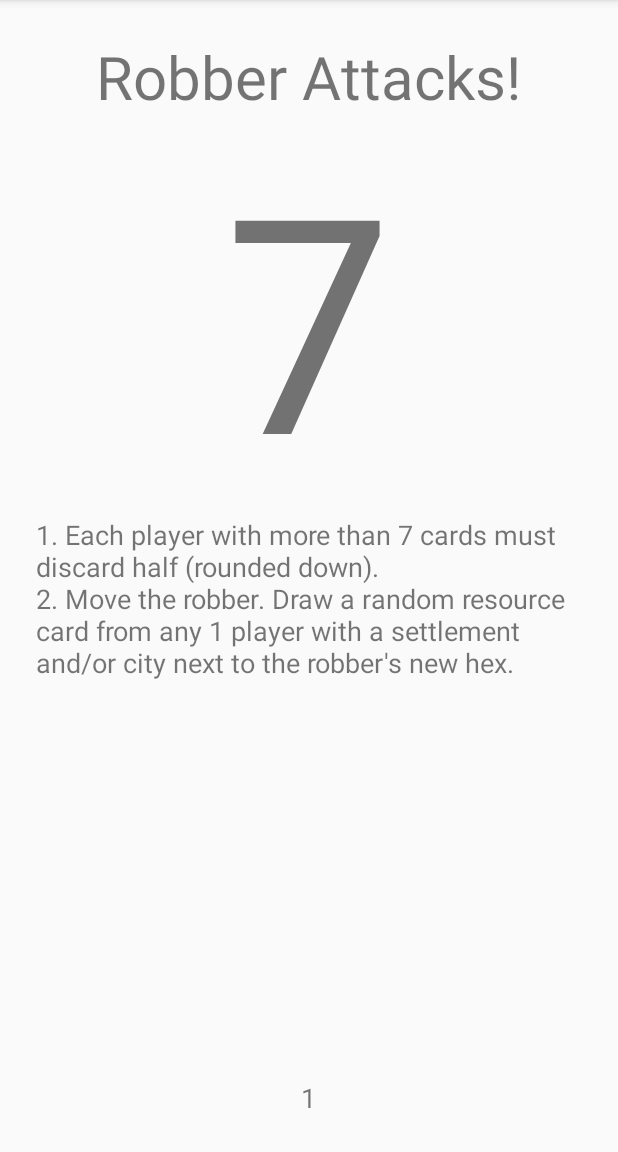
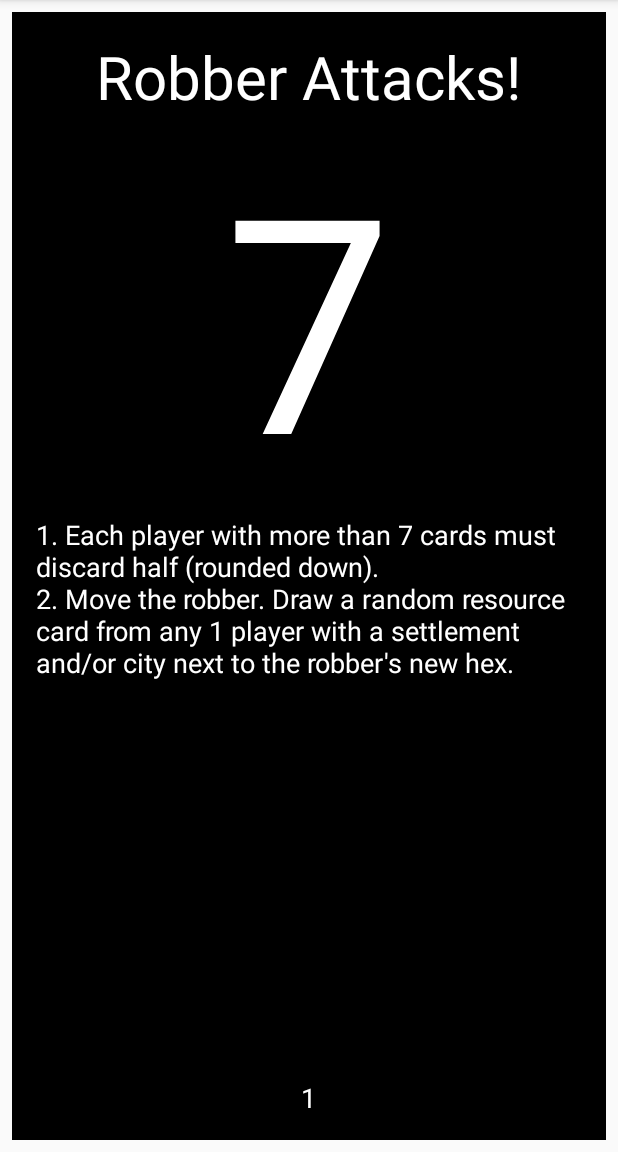
Before and after one commit to gateszeng/catan-event-cards, an Android app: the screen it shows after launch (MainActivity), on a phone screen of 412 x 824 dp, the part 84-1236 px from its top. Run offline under Robolectric (Android 15) with nearby library versions, the phone set to English and light mode, and no system bars.

Commit message:
changed color scheme

```diff
--- a/app/src/main/res/layout/activity_main.xml
+++ b/app/src/main/res/layout/activity_main.xml
@@ -8,10 +8,12 @@
     android:paddingRight="@dimen/activity_horizontal_margin"
     android:paddingTop="@dimen/activity_vertical_margin"
     android:layout_margin="@dimen/activity_vertical_spacing"
+    android:background="@color/black"
     tools:context="com.example.gates.catancards.MainActivity">
 
     <TextView
         android:id="@+id/card_title"
+        android:textColor="@color/white"
         android:layout_width="wrap_content"
         android:layout_height="wrap_content"
         android:text="Card Title"
@@ -22,6 +24,7 @@
 
     <TextView
         android:id="@+id/card_number"
+        android:textColor="@color/white"
         android:layout_width="wrap_content"
         android:layout_height="wrap_content"
         android:text="#"
@@ -37,6 +40,7 @@
         android:layout_centerHorizontal="false">
         <TextView
             android:id="@+id/card_desc"
+            android:textColor="@color/white"
             android:layout_width="wrap_content"
             android:layout_height="wrap_content"
             android:text="Card Description"
@@ -50,6 +54,7 @@
         android:layout_alignParentBottom="true">
         <TextView
             android:id="@+id/card_count"
+            android:textColor="@color/white"
             android:layout_width="wrap_content"
             android:layout_height="wrap_content"
             android:text="#"
--- a/app/src/main/res/values/strings.xml
+++ b/app/src/main/res/values/strings.xml
@@ -1,5 +1,7 @@
 <resources>
     <string name="app_name">CatanCards</string>
+    <color name="black">#000000</color>
+    <color name="white">#FFFFFF</color>
     <string name="normal_title"></string>
     <string name="calm_title">Calm Seas</string>
     <string name="neighborly_title">Neighborly Assistance</string>
```
